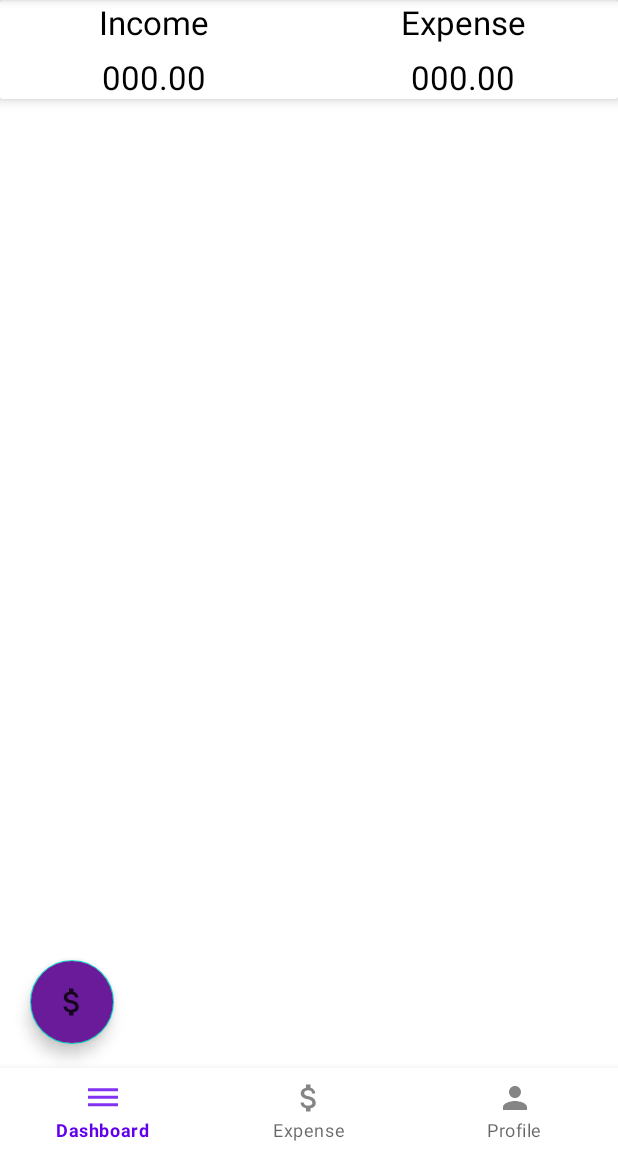
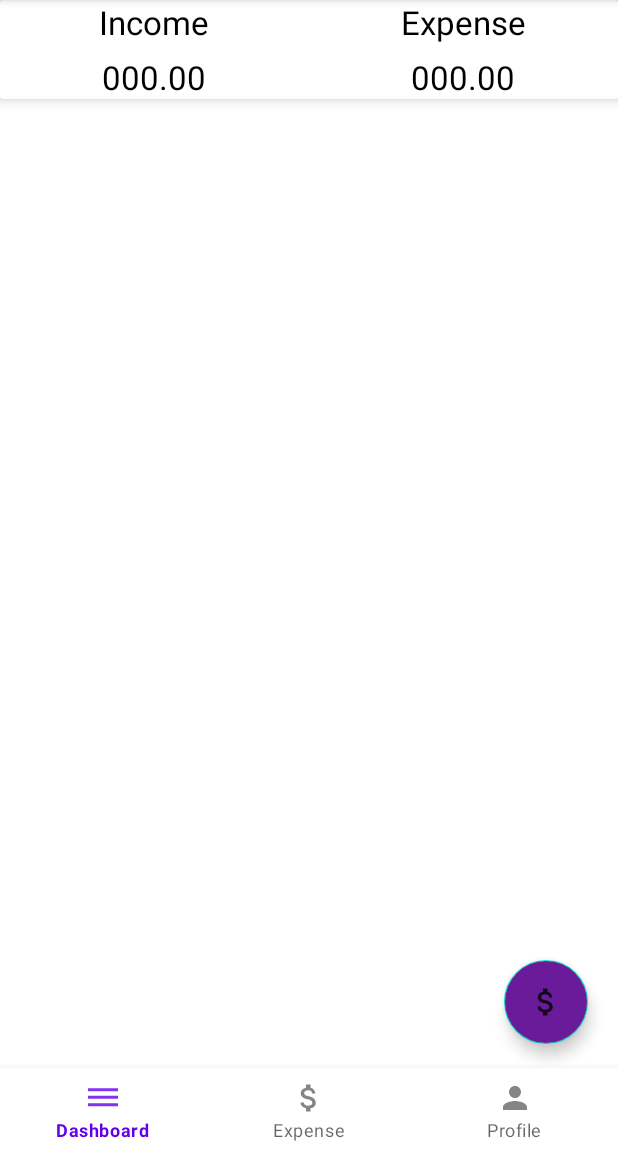
Before and after one commit to Seibell/Plutus, an Android app: the screen it shows after launch once a user with an empty profile is signed in (MainActivity), on a phone screen of 412 x 824 dp, the part 84-1236 px from its top. Run offline under Robolectric (Android 15) with nearby library versions, the phone set to English and light mode, and no system bars; our stand-ins replace Firebase (no records; nobody signed in at launch, a user with empty details on screens opened directly).

```diff
--- a/app/src/main/res/layout/fragment_dashboard.xml
+++ b/app/src/main/res/layout/fragment_dashboard.xml
@@ -112,72 +112,39 @@
         <LinearLayout
             android:layout_width="wrap_content"
             android:layout_height="wrap_content"
-            android:layout_gravity="bottom|end"
-            android:layout_marginRight="15dp"
-            android:layout_marginLeft="160dp">
+            android:layout_gravity="bottom|right"
+            android:layout_marginRight="20dp">
 
             <TextView
                 android:layout_width="wrap_content"
                 android:layout_height="wrap_content"
-                android:text="Expense"
+                android:text="Add Expense"
                 android:id="@+id/expense_ft_text"
-                android:padding="5dp"
+                android:padding="8dp"
                 android:textColor="@android:color/white"
-                android:background="@color/buttonColor"
+                android:background="@color/purple_500"
                 android:layout_gravity="center"
                 android:layout_marginRight="5dp"
+                android:layout_marginBottom="40dp"
                 android:visibility="invisible"
                 android:textAppearance="@style/TextAppearance.AppCompat.Small"/>
             <com.google.android.material.floatingactionbutton.FloatingActionButton
                 android:layout_width="wrap_content"
                 android:layout_height="wrap_content"
                 android:id="@+id/expense_Ft_btn"
-                android:layout_gravity="bottom|end"
-                android:backgroundTint="#07bca4"
-                android:elevation="6dp"
-                app:fabSize="mini"
+                android:layout_gravity="bottom|right"
+                android:layout_marginBottom="80dp"
                 android:visibility="invisible"
-                app:pressedTranslationZ="12dp"
                 android:src="@drawable/expense"
                 />
-        </LinearLayout>
-        <LinearLayout
-            android:layout_width="wrap_content"
-            android:layout_gravity="bottom|end"
-            android:layout_marginRight="15dp"
-            android:layout_marginBottom="90dp"
-            android:layout_height="wrap_content">
-            <TextView
-                android:layout_width="wrap_content"
-                android:layout_height="wrap_content"
-                android:text="Income"
-                android:id="@+id/income_ft_text"
-                android:textColor="@android:color/white"
-                android:padding="5dp"
-                android:background="@color/buttonColor"
-                android:layout_gravity="center"
-                android:layout_marginRight="5dp"
-                android:visibility="invisible"
-                android:textAppearance="@style/TextAppearance.AppCompat.Small"/>
-            <com.google.android.material.floatingactionbutton.FloatingActionButton
-                android:layout_width="wrap_content"
-                android:layout_height="wrap_content"
-                android:id="@+id/income_Ft_btn"
-                android:layout_gravity="bottom|end"
-                android:backgroundTint="#1ce10a"
-                android:elevation="6dp"
-                app:fabSize="mini"
-                app:pressedTranslationZ="12dp"
-                android:visibility="invisible"
-                android:src="@drawable/expense"/>
         </LinearLayout>
 
         <com.google.android.material.floatingactionbutton.FloatingActionButton
             android:id="@+id/fb_main_plus_btn"
             android:layout_width="wrap_content"
             android:layout_height="wrap_content"
-            android:layout_gravity="bottom|left"
-            android:layout_marginLeft="20dp"
+            android:layout_gravity="bottom|right"
+            android:layout_marginRight="20dp"
             android:layout_marginBottom="16dp"
             android:backgroundTint="#6A1B9A"
             android:src="@drawable/expense"
```
Also changed, not shown: app/src/main/java/com/example/plutus/DashboardFragment.java (+35 -91 lines).
